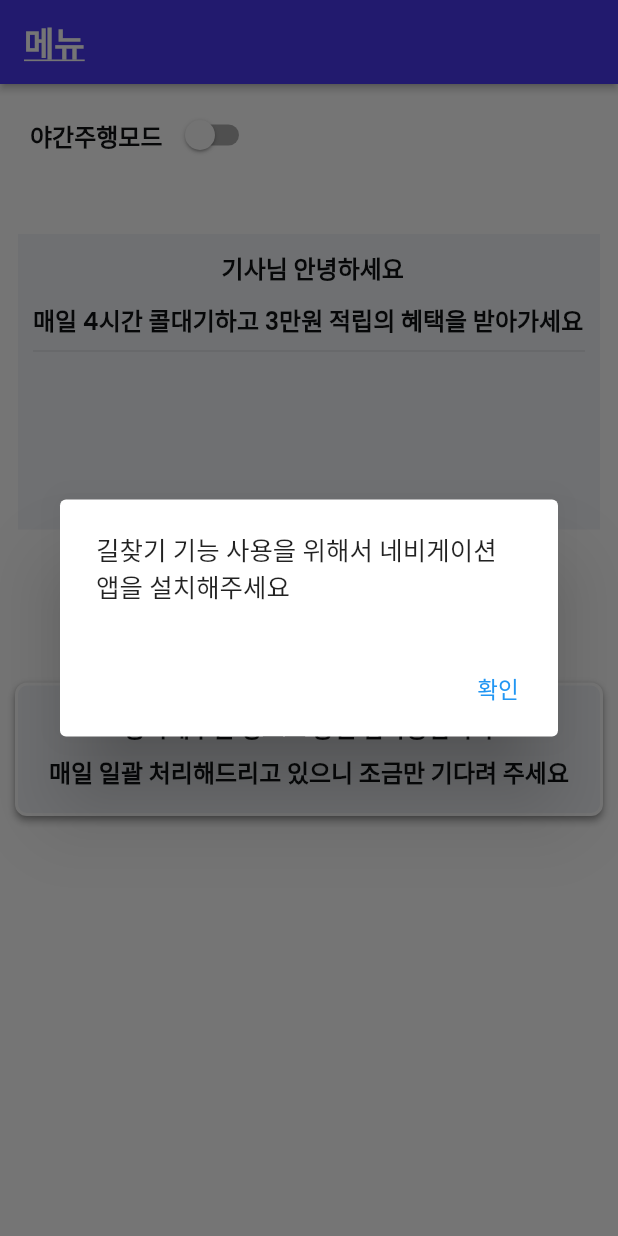
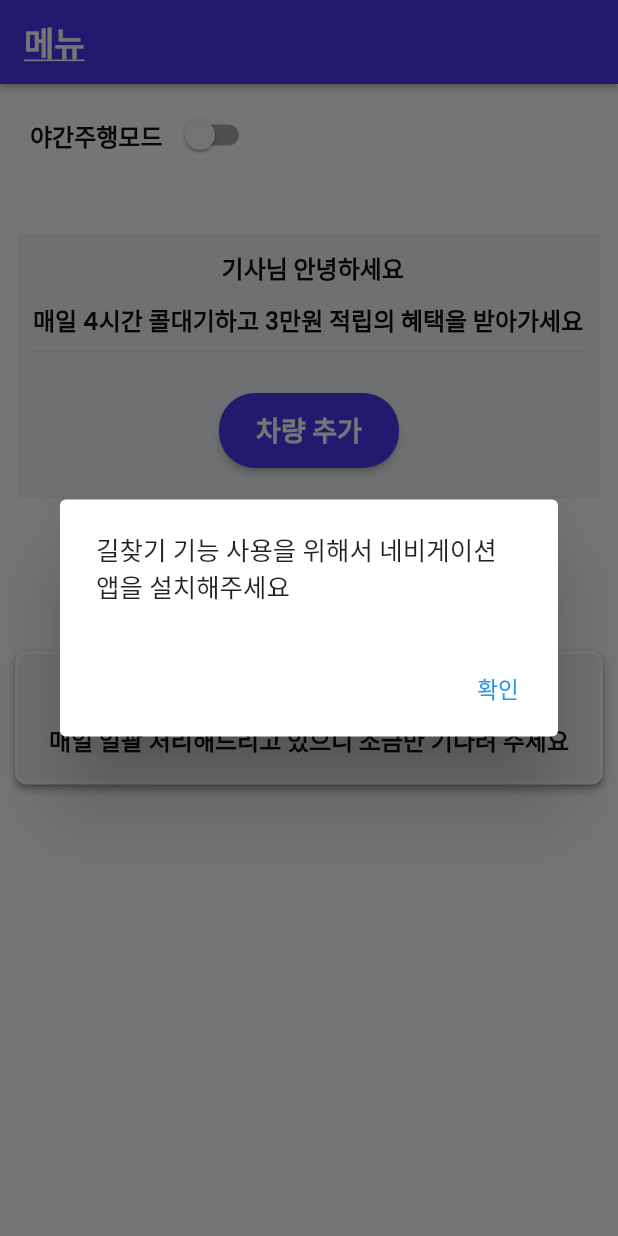
Before and after one commit to taco-labs/taco-driver-app, a Flutter app: the HomeWidget screen opened by its route, on a phone screen of 412 x 824 dp. Run offline on Flutter 3.47's test engine with Material 2 defaults, Android fonts, the phone set to English and light mode, and no system bars; drawn by our look-alikes of auto_size_text; our stand-ins replace built_collection, built_value, cached_network_image, cloud_firestore, file_picker, firebase_analytics and 17 more; missing offline and left inert: background_locator_2, json_path, kakao_flutter_sdk_common, kakao_flutter_sdk_navi, webviewx; accounts and stored records are empty.

Commit message:
Updating to latest FlutterFlow output.

```diff
--- a/lib/custom_code/widgets/driver_call_manager.dart
+++ b/lib/custom_code/widgets/driver_call_manager.dart
@@ -432,51 +432,128 @@ class _DriverCallManagerState extends State<DriverCallManager> {
                             Divider(),
                             Padding(
                               padding:
-                                  EdgeInsetsDirectional.fromSTEB(0, 20, 0, 0),
+                                  EdgeInsetsDirectional.fromSTEB(0, 20, 0, 20),
+                              child: Stack(
+                                children: [
+                                  if (FFAppState().driverCarNumber != null &&
+                                      FFAppState().driverCarNumber != '')
+                                    Column(
+                                      mainAxisSize: MainAxisSize.max,
+                                      children: [
+                                        Row(
+                                          mainAxisSize: MainAxisSize.max,
+                                          mainAxisAlignment:
+                                              MainAxisAlignment.center,
+                                          children: [
+                                            Text(
+                                              FFAppState().driverCarNumber,
+                                              style:
+                                                  FlutterFlowTheme.of(context)
+                                                      .bodyText1
+                                                      .override(
+                                                        fontFamily: 'Poppins',
+                                                        fontSize: 20,
+                                                      ),
+                                            ),
+                                          ],
+                                        ),
+                                        Padding(
+                                          padding:
+                                              EdgeInsetsDirectional.fromSTEB(
+                                                  0, 10, 0, 10),
                                           child: Row(
                                             mainAxisSize: MainAxisSize.max,
-                                mainAxisAlignment: MainAxisAlignment.center,
+                                            mainAxisAlignment:
+                                                MainAxisAlignment.center,
                                             children: [
                                               Text(
-                                    FFAppState().driverLicenseNumber,
-                                    style: FlutterFlowTheme.of(context)
+                                                '${FFAppState().driverCarModel} / ${FFAppState().driverTaxiCategory}',
+                                                style:
+                                                    FlutterFlowTheme.of(context)
                                                         .bodyText1
                                                         .override(
                                                           fontFamily: 'Poppins',
+                                                          color: FlutterFlowTheme
+                                                                  .of(context)
+                                                              .secondaryText,
                                                           fontSize: 16,
                                                         ),
                                               ),
                                             ],
                                           ),
                                         ),
-                            Padding(
-                              padding:
-                                  EdgeInsetsDirectional.fromSTEB(0, 20, 0, 20),
-                              child: Row(
+                                        if (!FFAppState().driverIsAtWork)
+                                          Align(
+                                            alignment:
+                                                AlignmentDirectional(0, 0),
+                                            child: FFButtonWidget(
+                                              onPressed: () async {
+                                                context.pushNamed('CarSetting');
+                                              },
+                                              text: '차량 변경',
+                                              options: FFButtonOptions(
+                                                width: 100,
+                                                height: 40,
+                                                color:
+                                                    FlutterFlowTheme.of(context)
+                                                        .primaryColor,
+                                                textStyle:
+                                                    FlutterFlowTheme.of(context)
+                                                        .subtitle2
+                                                        .override(
+                                                          fontFamily: 'Poppins',
+                                                          color: Colors.white,
+                                                          fontSize: 16,
+                                                        ),
+                                                borderSide: BorderSide(
+                                                  color: Colors.transparent,
+                                                  width: 1,
+                                                ),
+                                                borderRadius:
+                                                    BorderRadius.circular(24),
+                                              ),
+                                            ),
+                                          ),
+                                      ],
+                                    ),
+                                  if (FFAppState().driverCarNumber == null ||
+                                      FFAppState().driverCarNumber == '')
+                                    Column(
                                       mainAxisSize: MainAxisSize.max,
-                                mainAxisAlignment: MainAxisAlignment.center,
-                                children: [
-                                  Text(
-                                    FFAppState().driverServiceRegion,
-                                    style: FlutterFlowTheme.of(context)
-                                        .bodyText1
-                                        .override(
-                                          fontFamily: 'Poppins',
+                                      mainAxisAlignment:
+                                          MainAxisAlignment.start,
+                                      children: [
+                                        Align(
+                                          alignment: AlignmentDirectional(0, 0),
+                                          child: FFButtonWidget(
+                                            onPressed: () async {
+                                              context.pushNamed('CarSetting');
+                                            },
+                                            text: '차량 추가',
+                                            options: FFButtonOptions(
+                                              width: 120,
+                                              height: 50,
+                                              color:
+                                                  FlutterFlowTheme.of(context)
+                                                      .primaryColor,
+                                              textStyle:
+                                                  FlutterFlowTheme.of(context)
+                                                      .subtitle2
+                                                      .override(
+                                                        fontFamily: 'Poppins',
+                                                        color: Colors.white,
                                                         fontSize: 18,
                                                       ),
-                                  ),
-                                  Padding(
-                                    padding: EdgeInsetsDirectional.fromSTEB(
-                                        5, 0, 0, 0),
-                                    child: Text(
-                                      FFAppState().driverCarNumber,
-                                      style: FlutterFlowTheme.of(context)
-                                          .bodyText1
-                                          .override(
-                                            fontFamily: 'Poppins',
-                                            fontSize: 18,
-                                          ),
-                                    ),
+                                              borderSide: BorderSide(
+                                                color: Colors.transparent,
+                                                width: 1,
+                                              ),
+                                              borderRadius:
+                                                  BorderRadius.circular(24),
+                                            ),
+                                          ),
+                                        ),
+                                      ],
                                     ),
                                 ],
                               ),
@@ -719,7 +796,7 @@ class _DriverCallManagerState extends State<DriverCallManager> {
                             ),
                             Icon(
                               Icons.keyboard_arrow_down,
-                              color: Color(0xFF101213),
+                              color: FlutterFlowTheme.of(context).secondaryText,
                               size: 30,
                             ),
                             Padding(
@@ -1328,23 +1405,6 @@ class _DriverCallManagerState extends State<DriverCallManager> {
                                             fontWeight: FontWeight.w600,
                                           ),
                                     ),
-                                    Text(
-                                      functions.toAddressNo(
-                                          FFAppState()
-                                              .callDepartureAddressSubNo,
-                                          FFAppState()
-                                              .callDepartureAddressMainNo),
-                                      textAlign: TextAlign.center,
-                                      style: FlutterFlowTheme.of(context)
-                                          .title1
-                                          .override(
-                                            fontFamily: 'Outfit',
-                                            color: FlutterFlowTheme.of(context)
-                                                .primaryText,
-                                            fontSize: 20,
-                                            fontWeight: FontWeight.w600,
-                                          ),
-                                    ),
                                     Padding(
                                       padding: EdgeInsetsDirectional.fromSTEB(
                                           2, 0, 0, 0),
@@ -1375,7 +1435,7 @@ class _DriverCallManagerState extends State<DriverCallManager> {
                             ),
                             Icon(
                               Icons.keyboard_arrow_down,
-                              color: Color(0xFF101213),
+                              color: FlutterFlowTheme.of(context).secondaryText,
                               size: 30,
                             ),
                             Padding(
@@ -1389,22 +1449,6 @@ class _DriverCallManagerState extends State<DriverCallManager> {
                                   children: [
                                     Text(
                                       '${FFAppState().callArrivalAddressRegionDepth2}  ${FFAppState().callArrivalAddressRegionDepth3} ',
-                                      textAlign: TextAlign.center,
-                                      style: FlutterFlowTheme.of(context)
-                                          .title1
-                                          .override(
-                                            fontFamily: 'Outfit',
-                                            color: FlutterFlowTheme.of(context)
-                                                .primaryText,
-                                            fontSize: 16,
-                                            fontWeight: FontWeight.w600,
-                                          ),
-                                    ),
-                                    Text(
-                                      functions.toAddressNo(
-                                          FFAppState().callArrivalAddressSubNo,
-                                          FFAppState()
-                                              .callArrivalAddressMainNo),
                                       textAlign: TextAlign.center,
                                       style: FlutterFlowTheme.of(context)
                                           .title1
@@ -1645,23 +1689,6 @@ class _DriverCallManagerState extends State<DriverCallManager> {
                                   children: [
                                     Text(
                                       '${FFAppState().callDepartureAddressRegionDepth2}  ${FFAppState().callDepartureAddressRegionDepth3} ',
-                                      textAlign: TextAlign.center,
-                                      style: FlutterFlowTheme.of(context)
-                                          .title1
-                                          .override(
-                                            fontFamily: 'Outfit',
-                                            color: FlutterFlowTheme.of(context)
-                                                .primaryText,
-                                            fontSize: 16,
-                                            fontWeight: FontWeight.w600,
-                                          ),
-                                    ),
-                                    Text(
-                                      functions.toAddressNo(
-                                          FFAppState()
-                                              .callDepartureAddressSubNo,
-                                          FFAppState()
-                                              .callDepartureAddressMainNo),
                                       textAlign: TextAlign.center,
                                       style: FlutterFlowTheme.of(context)
                                           .title1
@@ -1703,7 +1730,7 @@ class _DriverCallManagerState extends State<DriverCallManager> {
                             ),
                             Icon(
                               Icons.keyboard_arrow_down,
-                              color: Color(0xFF101213),
+                              color: FlutterFlowTheme.of(context).secondaryText,
                               size: 30,
                             ),
                             Padding(
@@ -1717,22 +1744,6 @@ class _DriverCallManagerState extends State<DriverCallManager> {
                                   children: [
                                     Text(
                                       '${FFAppState().callArrivalAddressRegionDepth2}  ${FFAppState().callArrivalAddressRegionDepth3} ',
-                                      textAlign: TextAlign.center,
-                                      style: FlutterFlowTheme.of(context)
-                                          .title1
-                                          .override(
-                                            fontFamily: 'Outfit',
-                                            color: FlutterFlowTheme.of(context)
-                                                .primaryText,
-                                            fontSize: 20,
-                                            fontWeight: FontWeight.w600,
-                                          ),
-                                    ),
-                                    Text(
-                                      functions.toAddressNo(
-                                          FFAppState().callArrivalAddressSubNo,
-                                          FFAppState()
-                                              .callArrivalAddressMainNo),
                                       textAlign: TextAlign.center,
                                       style: FlutterFlowTheme.of(context)
                                           .title1
```
Lines whose indentation alone changed are shown as unchanged.
